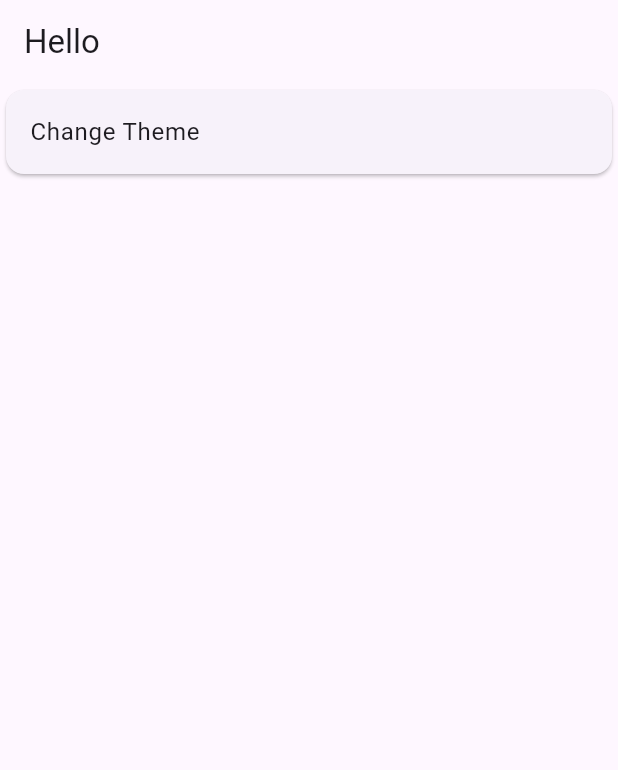
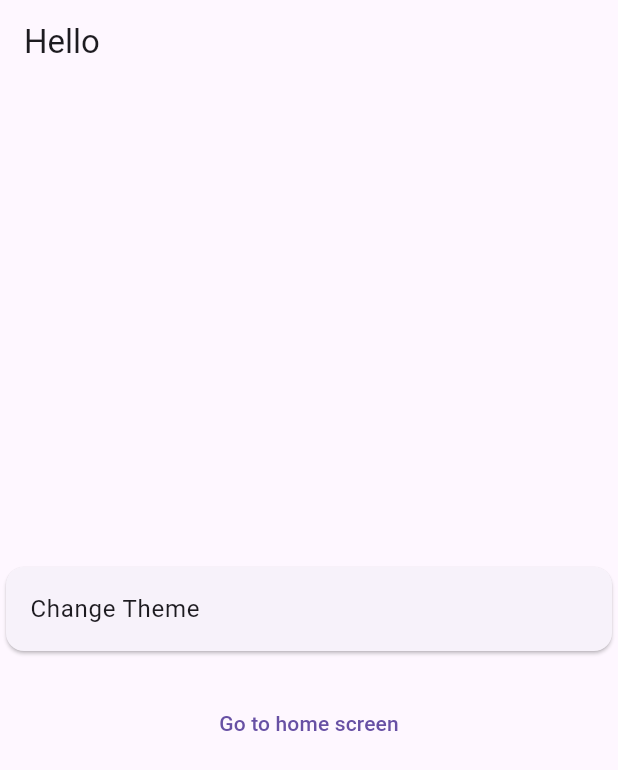
Before and after one commit to irehaan/GetX, a Flutter app: the screen it shows after launch, on a phone screen of 412 x 824 dp. Shown: the top 770 px of the screen. Run offline on Flutter 3.47's test engine with Material 3 defaults, Android fonts, the phone set to English and light mode, and no system bars; our stand-ins replace get.

```diff
--- a/lib/home_screen.dart
+++ b/lib/home_screen.dart
@@ -1,5 +1,6 @@
 import 'package:flutter/material.dart';
 import 'package:get/get.dart';
+import 'package:getx_tutorial/second_screen.dart';
 import 'package:getx_tutorial/theme_controller.dart';
 
 class HomeScreen extends StatefulWidget {
@@ -15,11 +16,13 @@ class _HomeScreenState extends State<HomeScreen> {
 
   @override
   Widget build(BuildContext context) {
-    return Scaffold(
+    return Center(
+      child: Scaffold(
         appBar: AppBar(
           title: const Text('Hello'),
         ),
         body: Column(
+          mainAxisAlignment: MainAxisAlignment.center, // Vertically center
           children: [
             Card(
               child: ListTile(
@@ -57,8 +60,17 @@ class _HomeScreenState extends State<HomeScreen> {
                   );
                 },
               ),
-          )
+            ),
+            const SizedBox(height: 20), // Add some space between the elements
+            TextButton(
+              onPressed: () {
+                Get.to(
+                    const SecondScreen()); // Navigates back to the previous screen
+              },
+              child: const Text('Go to home screen'),
+            ),
           ],
+        ),
       ),
     );
   }
```
Also changed, not shown: lib/second_screen.dart (added, +33 -0 lines). Lines whose indentation alone changed are shown as unchanged.
